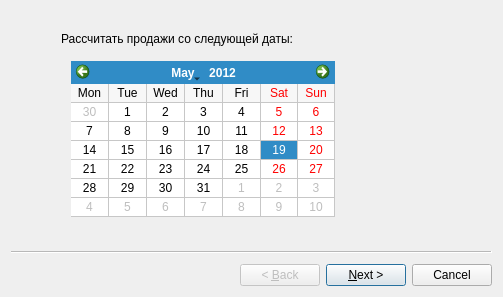
Old version of the form autozakaz.ui in the repository mihailikus/cengen.
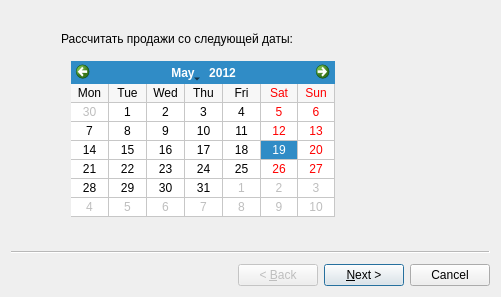
New version of the form.

Patch:
```diff
--- a/autozakaz.ui
+++ b/autozakaz.ui
@@ -6,7 +6,7 @@
    <rect>
     <x>0</x>
     <y>0</y>
-    <width>503</width>
+    <width>501</width>
     <height>297</height>
    </rect>
   </property>
```
Left out of the diff: 15 changed lines with no effect on the pictures.
